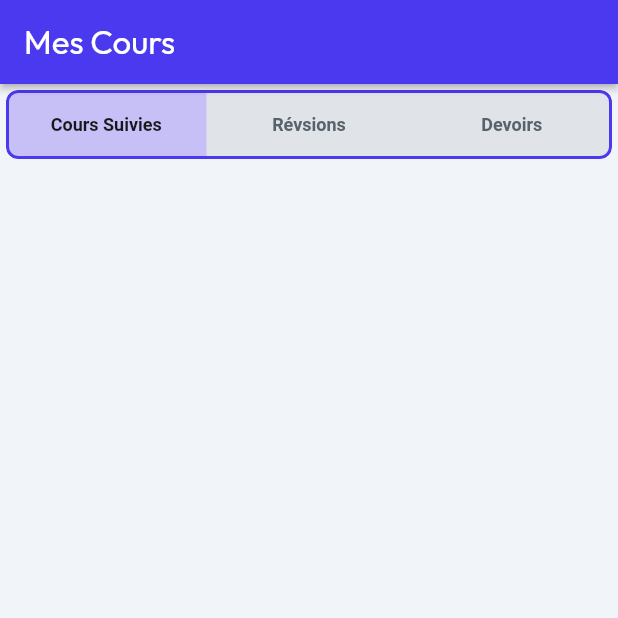
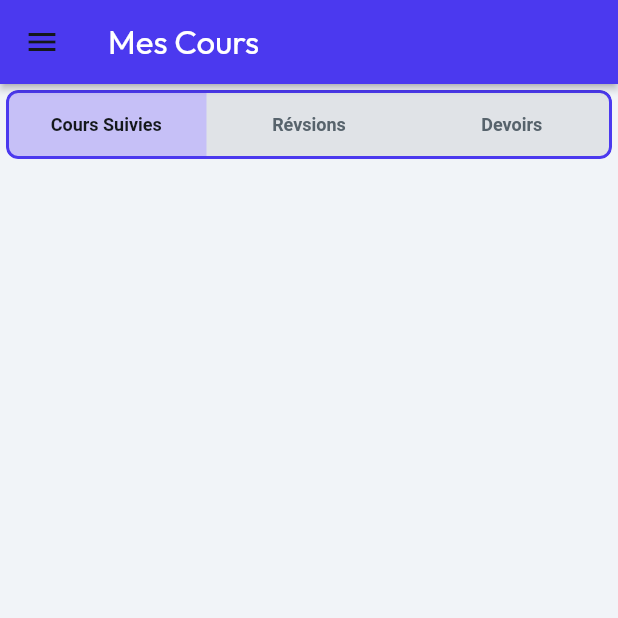
Before and after one commit to mamadouramadan723/e-Learning, a Flutter app: the MyCoursesWidget screen opened by its route, on a phone screen of 412 x 824 dp, the top half of it. Run offline on Flutter 3.47's test engine with Material 2 defaults, Android fonts, the phone set to English and light mode, and no system bars; our stand-ins replace auto_size_text, cached_network_image, cloud_firestore, expandable, firebase_auth, firebase_core and 11 more; missing offline and left inert: json_path, webviewx_plus; accounts and stored records are empty; Roboto replaces fonts that are missing (Readex Pro).

Commit message:
Updating to latest FlutterFlow output.

```diff
--- a/lib/my_courses/my_courses_model.dart
+++ b/lib/my_courses/my_courses_model.dart
@@ -1,4 +1,6 @@
+import '/components/drawer_component_widget.dart';
 import '/flutter_flow/flutter_flow_button_tabbar.dart';
+import '/flutter_flow/flutter_flow_icon_button.dart';
 import '/flutter_flow/flutter_flow_theme.dart';
 import '/flutter_flow/flutter_flow_util.dart';
 import 'package:flutter/material.dart';
@@ -9,13 +11,18 @@ class MyCoursesModel extends FlutterFlowModel {
   ///  State fields for stateful widgets in this page.
 
   final unfocusNode = FocusNode();
+  // Model for DrawerComponent component.
+  late DrawerComponentModel drawerComponentModel;
 
   /// Initialization and disposal methods.
 
-  void initState(BuildContext context) {}
+  void initState(BuildContext context) {
+    drawerComponentModel = createModel(context, () => DrawerComponentModel());
+  }
 
   void dispose() {
     unfocusNode.dispose();
+    drawerComponentModel.dispose();
   }
 
   /// Action blocks are added here.
--- a/lib/my_courses/my_courses_widget.dart
+++ b/lib/my_courses/my_courses_widget.dart
@@ -1,4 +1,6 @@
+import '/components/drawer_component_widget.dart';
 import '/flutter_flow/flutter_flow_button_tabbar.dart';
+import '/flutter_flow/flutter_flow_icon_button.dart';
 import '/flutter_flow/flutter_flow_theme.dart';
 import '/flutter_flow/flutter_flow_util.dart';
 import 'package:flutter/material.dart';
@@ -41,9 +43,35 @@ class _MyCoursesWidgetState extends State<MyCoursesWidget> {
       child: Scaffold(
         key: scaffoldKey,
         backgroundColor: FlutterFlowTheme.of(context).primaryBackground,
+        drawer: Container(
+          width: MediaQuery.sizeOf(context).width * 0.6,
+          child: Drawer(
+            elevation: 16.0,
+            child: wrapWithModel(
+              model: _model.drawerComponentModel,
+              updateCallback: () => setState(() {}),
+              child: DrawerComponentWidget(),
+            ),
+          ),
+        ),
         appBar: AppBar(
           backgroundColor: FlutterFlowTheme.of(context).primary,
           automaticallyImplyLeading: false,
+          leading: FlutterFlowIconButton(
+            borderColor: FlutterFlowTheme.of(context).primary,
+            borderRadius: 20.0,
+            borderWidth: 1.0,
+            buttonSize: 40.0,
+            fillColor: FlutterFlowTheme.of(context).accent1,
+            icon: Icon(
+              Icons.menu,
+              color: FlutterFlowTheme.of(context).primaryText,
+              size: 24.0,
+            ),
+            onPressed: () async {
+              scaffoldKey.currentState!.openDrawer();
+            },
+          ),
           title: Text(
             'Mes Cours',
             style: FlutterFlowTheme.of(context).headlineMedium.override(
```
